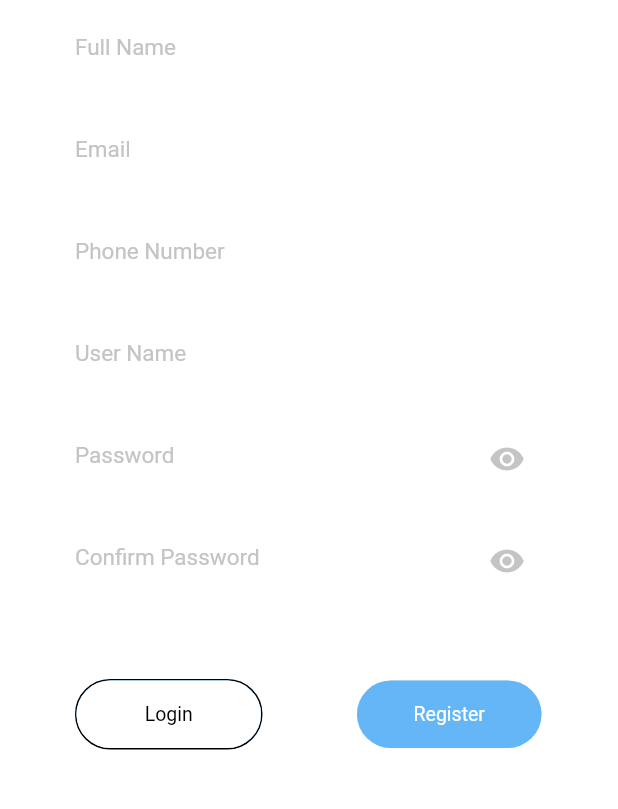
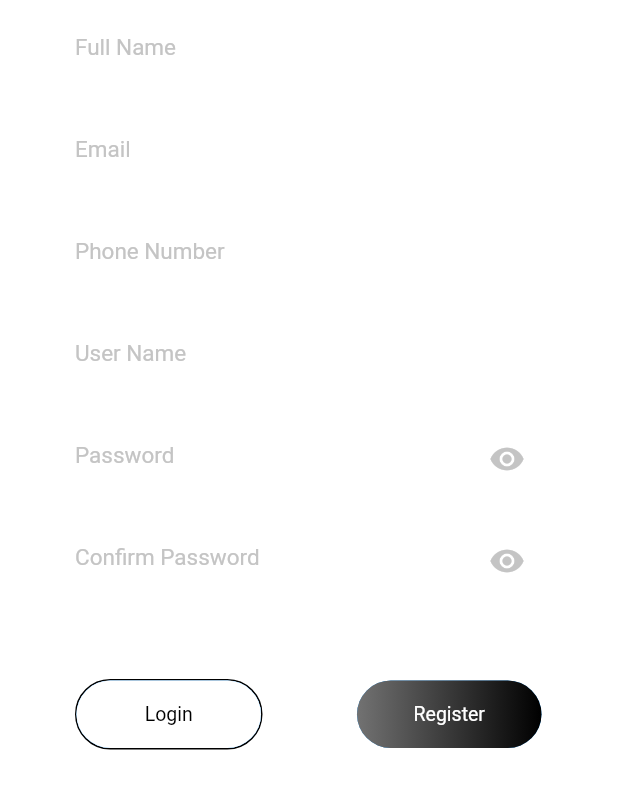
Before and after one commit to PhucPhamHoang/FoolishMobile, a Flutter app: the screen it shows after launch, after a tap on "Register", on a phone screen of 412 x 824 dp, the part 266-1075 px from its top. Run offline on Flutter 3.47's test engine with Material 2 defaults, Android fonts, the phone set to English and light mode, and no system bars; our stand-ins replace bloc, equatable, flutter_bloc, shared_preferences; accounts and stored records are empty; Roboto replaces fonts that are missing (Be Vietnam Pro, Trebuchet MS).

```diff
--- a/lib/data/enum/LocalStorageKeyEnum.dart
+++ b/lib/data/enum/LocalStorageKeyEnum.dart
@@ -1,4 +1,5 @@
 enum LocalStorageKeyEnum{
   SAVED_USER_NAME,
   SAVED_PASSWORD,
+  IS_PASSWORD_REMEMBERED;
 }
--- a/lib/presentation/components/GradientButton.dart
+++ b/lib/presentation/components/GradientButton.dart
@@ -19,6 +19,8 @@ class GradientElevatedButton extends StatefulWidget {
     this.isLoading = false,
     required this.onPress,
     this.textFontStyle = FontStyle.normal,
+    this.begin = Alignment.centerRight,
+    this.end = Alignment.centerLeft,
   }) : super(key: key);
 
   final Color textColor;
@@ -36,6 +38,8 @@ class GradientElevatedButton extends StatefulWidget {
   final EdgeInsets buttonMargin;
   final bool isLoading;
   final FontStyle textFontStyle;
+  final Alignment begin;
+  final Alignment end;
   final void Function() onPress;
 
   @override
@@ -71,8 +75,8 @@ class _GradientElevatedButtonState extends State<GradientElevatedButton> {
               decoration: BoxDecoration(
                 borderRadius: BorderRadius.circular(widget.borderRadiusIndex),
                 gradient: LinearGradient(
-                    begin: Alignment.topCenter,
-                    end: Alignment.bottomCenter,
+                    begin: widget.begin,
+                    end: widget.end,
                     colors: [
                       widget.topColor,
                       widget.bottomColor,
--- a/lib/presentation/layout/Layout.dart
+++ b/lib/presentation/layout/Layout.dart
@@ -16,14 +16,16 @@ class Layout extends StatefulWidget {
     this.textEditingController,
     required this.reload,
     required this.scrollController,
-    required this.refreshIndicatorKey,
+    required this.refreshIndicatorKey, this.hintSearchBarText, this.onSearch,
   }) : super(key: key);
 
   final bool useSafeArea;
   final bool isChat;
   final String title;
+  final String? hintSearchBarText;
   final bool forceCanNotBack;
   final void Function()? onBack;
+  final void Function()? onSearch;
   final Widget body;
   final TextEditingController? textEditingController;
   final Map<String, dynamic>? bottomNavigateBarItemData;
@@ -47,6 +49,8 @@ class _LayoutState extends State<Layout> {
           forceCanNotBack: widget.forceCanNotBack,
           onBack: widget.onBack,
           textEditingController: widget.textEditingController,
+          onSearch: widget.onSearch,
+          hintSearchBarText: widget.hintSearchBarText,
         ),
       ),
       backgroundColor: const Color(0xfff3f3f3),
--- a/lib/presentation/screens/LoginPage.dart
+++ b/lib/presentation/screens/LoginPage.dart
@@ -31,6 +31,15 @@ class _LoginPageState extends State<LoginPage> {
   Future<void> _initLocalStorageValues() async {
     _userNameTextEditingController.text = await ValueRender.getLocalStorageVariable(LocalStorageKeyEnum.SAVED_USER_NAME.name) as String;
     _passwordTextEditingController.text = await ValueRender.getLocalStorageVariable(LocalStorageKeyEnum.SAVED_PASSWORD.name) as String;
+
+    WidgetsBinding.instance.addPostFrameCallback((_) {
+      setState(() {
+        if(_userNameTextEditingController.text != '' &&
+            _passwordTextEditingController.text != '' ) {
+          isRememberPassword = true;
+        }
+      });
+    });
   }
 
   @override
@@ -115,8 +124,8 @@ class _LoginPageState extends State<LoginPage> {
                               textWeight: FontWeight.w400,
                               buttonWidth: 125,
                               buttonHeight: 45,
-                              topColor: isLogin ? Colors.white30 : Colors.white,
-                              bottomColor: isLogin ? Colors.white30 : Colors.white,
+                              topColor: isLogin ? Colors.black : Colors.white,
+                              bottomColor: isLogin ? const Color(0xff727272) : Colors.white,
                               textColor: isLogin ? Colors.white : Colors.black,
                               onPress: () {
                                 setState(() {
@@ -147,8 +156,8 @@ class _LoginPageState extends State<LoginPage> {
                               textWeight: FontWeight.w400,
                               buttonWidth: 125,
                               buttonHeight: 45,
-                              topColor: !isLogin ? Colors.white30 : Colors.white,
-                              bottomColor: !isLogin ? Colors.white30 : Colors.white,
+                              topColor: !isLogin ? Colors.black : Colors.white,
+                              bottomColor: !isLogin ? const Color(0xff727272) : Colors.white,
                               textColor: !isLogin ? Colors.white : Colors.black,
                               onPress: () {
                                 setState(() {
@@ -240,8 +249,8 @@ class _LoginPageState extends State<LoginPage> {
                               textWeight: FontWeight.w400,
                               buttonWidth: 125,
                               buttonHeight: 45,
-                              topColor: isLogin ? Colors.white30 : Colors.white,
-                              bottomColor: isLogin ? Colors.white30 : Colors.white,
+                              topColor: isLogin ? Colors.black : Colors.white,
+                              bottomColor: isLogin ? const Color(0xff727272) : Colors.white,
                               textColor: isLogin ? Colors.white : Colors.black,
                               onPress: () {
                                 setState(() {
@@ -261,8 +270,8 @@ class _LoginPageState extends State<LoginPage> {
                               textWeight: FontWeight.w400,
                               buttonWidth: 125,
                               buttonHeight: 45,
-                              topColor: !isLogin ? Colors.white30 : Colors.white,
-                              bottomColor: !isLogin ? Colors.white30 : Colors.white,
+                              topColor: !isLogin ? Colors.black : Colors.white,
+                              bottomColor: !isLogin ? const Color(0xff727272) : Colors.white,
                               textColor: !isLogin ? Colors.white : Colors.black,
                               onPress: () {
                                 setState(() {
@@ -316,12 +325,15 @@ class _LoginPageState extends State<LoginPage> {
           width: 24,
           height: 24,
           child: Checkbox(
-            activeColor: Colors.orange,
-            checkColor: Colors.red,
+            activeColor: Colors.white,
+            checkColor: Colors.orange,
             value: isRememberPassword,
             onChanged: (value) {
+              print('@@@');
+              print(value);
+
               setState(() {
-                if(value == false &&
+                if(value == true &&
                    (_userNameTextEditingController.text != '' &&
                     _passwordTextEditingController.text != '')) {
                   ValueRender.setLocalStorageVariable(
--- a/lib/util/network/NetworkService.dart
+++ b/lib/util/network/NetworkService.dart
@@ -5,7 +5,7 @@ import 'dart:convert';
 import 'package:http/http.dart';
 
 class NetworkService {
-  static String domain = 'http://192.168.1.9:8080';
+  static String domain = 'http://192.168.1.22:8080';
 
   const NetworkService._();
 
```
Also changed, not shown: lib/presentation/components/Appbar.dart (+9 -7 lines), lib/presentation/screens/AllProductsPage.dart (added, +61 -0 lines), lib/presentation/screens/HomePage.dart (+21 -0 lines).
